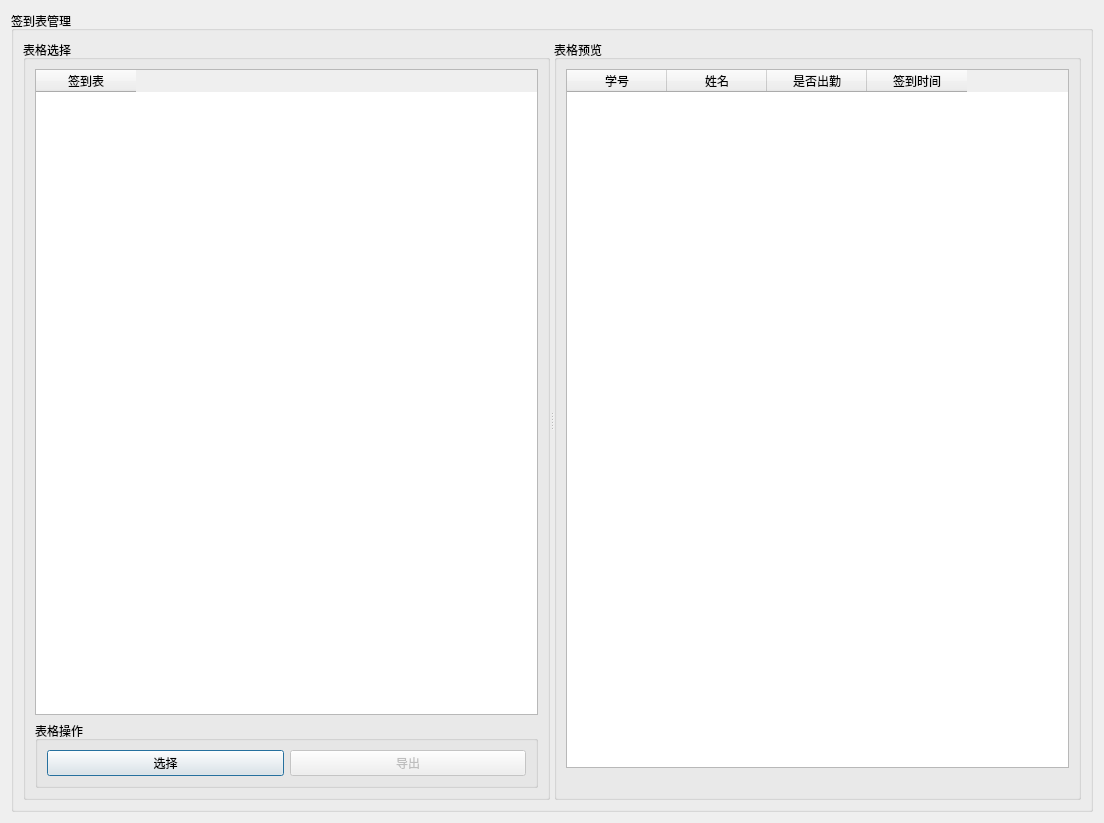
This is ui/export_excel.ui in kuronekonano/Face-Recognition-Based-Attendance-System as Qt 5 draws it before an edit. The edited form follows.
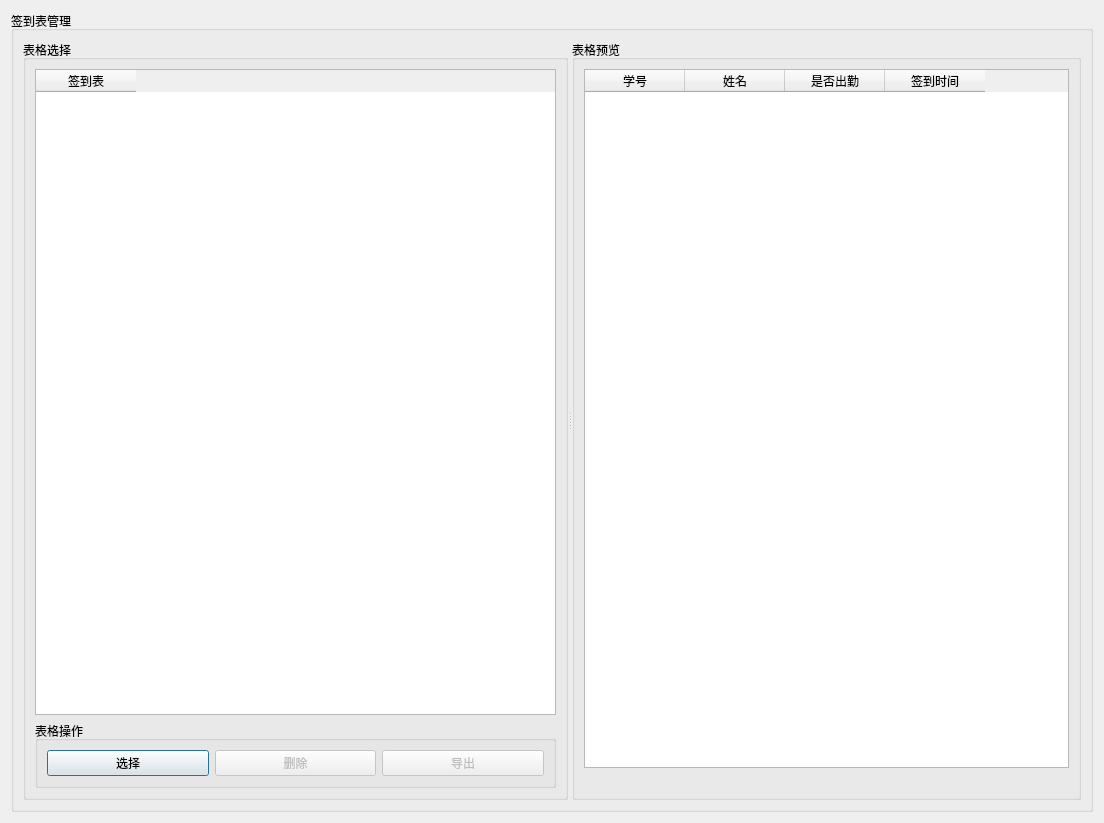
This is the edited form.

```diff
--- a/ui/export_excel.ui
+++ b/ui/export_excel.ui
@@ -73,6 +73,16 @@
                </property>
               </widget>
              </item>
+             <item>
+              <widget class="QPushButton" name="DelpushButton">
+               <property name="enabled">
+                <bool>false</bool>
+               </property>
+               <property name="text">
+                <string>删除</string>
+               </property>
+              </widget>
+             </item>
              <item>
               <widget class="QPushButton" name="export_pushButton">
                <property name="enabled">
```
